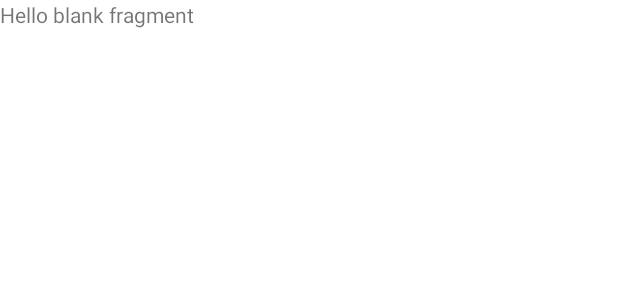
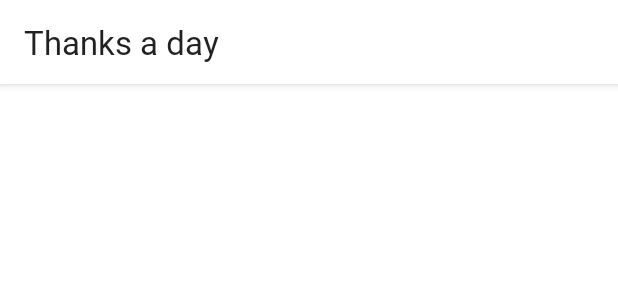
Before and after one commit to WorldOneTop/thanks, an Android app: the layout fragment_home.xml on its own in the app's theme, with its tools: preview values and no code run, on a phone screen of 412 x 824 dp. Shown: the top 300 px of the screen. Run offline under Robolectric (Android 15) with nearby library versions, the phone set to English and light mode, and no system bars.

Commit message:
Feat(HomeFragment): HomeFragment 레이아웃 작업 (작업중)

```diff
--- a/app/src/main/res/layout/fragment_home.xml
+++ b/app/src/main/res/layout/fragment_home.xml
@@ -1,14 +1,44 @@
 <?xml version="1.0" encoding="utf-8"?>
-<FrameLayout xmlns:android="http://schemas.android.com/apk/res/android"
+<androidx.constraintlayout.widget.ConstraintLayout xmlns:android="http://schemas.android.com/apk/res/android"
+    xmlns:app="http://schemas.android.com/apk/res-auto"
     xmlns:tools="http://schemas.android.com/tools"
     android:layout_width="match_parent"
     android:layout_height="match_parent"
+    android:background="@color/color_bg_primary"
+    android:fitsSystemWindows="true"
     tools:context=".fragments.HomeFragment">
 
-    <!-- TODO: Update blank fragment layout -->
-    <TextView
-        android:layout_width="match_parent"
-        android:layout_height="match_parent"
-        android:text="@string/hello_blank_fragment" />
+    <com.google.android.material.appbar.AppBarLayout
+        android:id="@+id/ablHome"
+        android:layout_width="0dp"
+        android:layout_height="wrap_content"
+        android:background="@color/color_bg_primary"
+        android:fitsSystemWindows="true"
+        app:layout_constraintLeft_toLeftOf="parent"
+        app:layout_constraintRight_toRightOf="parent"
+        app:layout_constraintTop_toTopOf="parent">
 
-</FrameLayout>
+        <androidx.appcompat.widget.Toolbar
+            android:id="@+id/toolbarHome"
+            android:layout_width="match_parent"
+            android:layout_height="wrap_content"
+            android:layout_gravity="start|center"
+            android:fitsSystemWindows="true"
+            android:fontFamily="@font/font_ibm_plex_sans_bold"
+            android:minHeight="?android:attr/actionBarSize">
+
+            <TextView
+                android:layout_width="wrap_content"
+                android:layout_height="wrap_content"
+                android:fontFamily="@font/font_ibm_plex_sans_bold"
+                android:text="@string/app_name"
+                android:textColor="@color/color_text_primary"
+                android:textSize="22sp">
+
+            </TextView>
+
+        </androidx.appcompat.widget.Toolbar>
+
+    </com.google.android.material.appbar.AppBarLayout>
+
+</androidx.constraintlayout.widget.ConstraintLayout>
--- a/app/src/main/res/values/strings.xml
+++ b/app/src/main/res/values/strings.xml
@@ -7,5 +7,9 @@
     <string name="bottom_nav_me">Me</string>
     <string name="bottom_nav_menu">Menu</string>
 
+    <!--  HomeFragment  -->
+    <string name="action_notification">Notification</string>
+    <string name="action_account">Account</string>
+
     <string name="hello_blank_fragment" translatable="false">Hello blank fragment</string>
 </resources>
```
Also changed, not shown: app/src/main/java/com/hallym/hlth/fragments/HomeFragment.kt (+30 -3 lines), app/src/main/res/drawable/ic_round_notifications_24.xml (added, +10 -0 lines), app/src/main/res/menu/menu_main.xml (added, +17 -0 lines), 1 other file.
